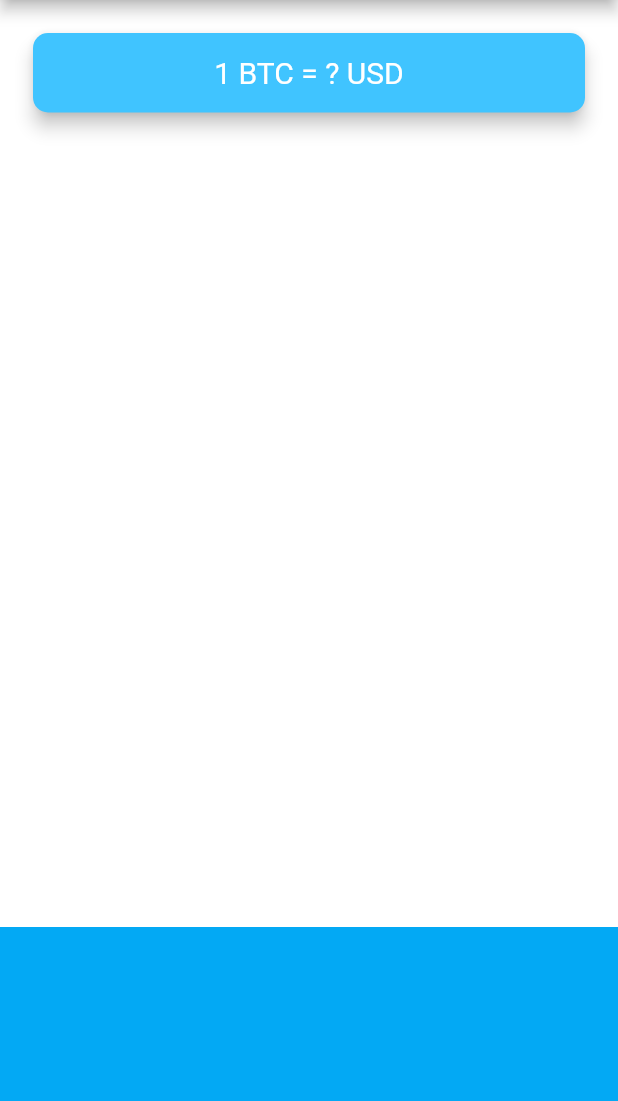
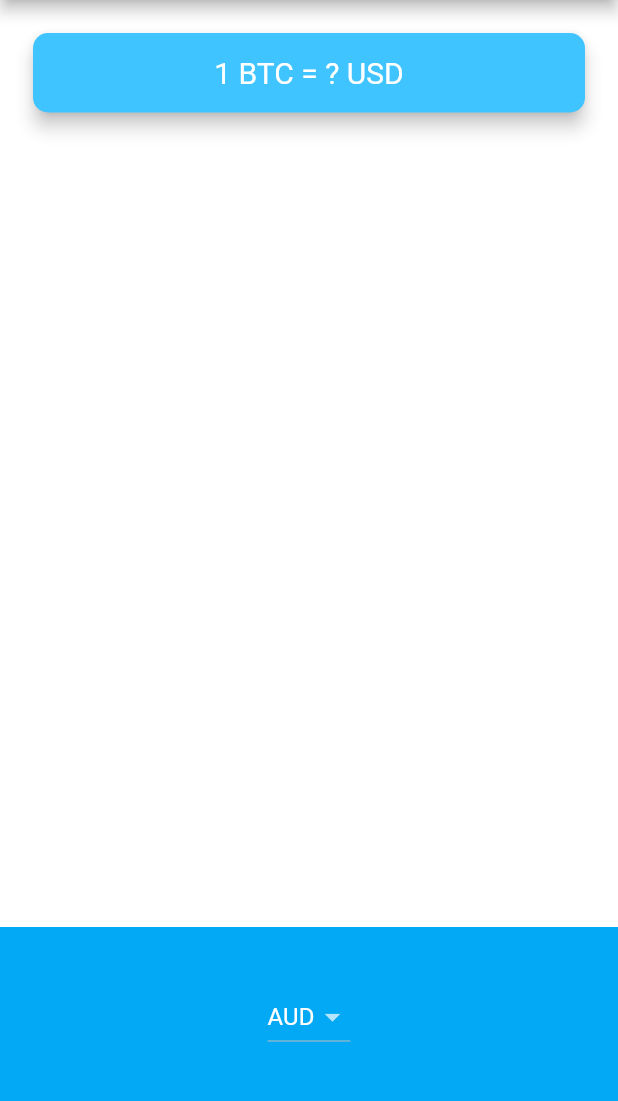
Before and after one commit to GDG-Uzhhorod/Appbrewery-Challenge-11-Boss-Bitcoin-Ticker, a Flutter app: the screen it shows after launch, on a phone screen of 412 x 824 dp, the part 84-1185 px from its top. Run offline on Flutter 3.47's test engine with Material 2 defaults, Android fonts, the phone set to English and light mode, and no system bars.

Commit message:
Add DropDown Widget

```diff
--- a/lib/price_screen.dart
+++ b/lib/price_screen.dart
@@ -1,4 +1,5 @@
 import 'package:flutter/material.dart';
+import 'package:flutter_bitcoin_ticker/coin_data.dart';
 
 class PriceScreen extends StatefulWidget {
   @override
@@ -6,6 +7,15 @@ class PriceScreen extends StatefulWidget {
 }
 
 class _PriceScreenState extends State<PriceScreen> {
+  String selectedCurrency;
+
+  @override
+  void initState() {
+    // TODO: implement initState
+    super.initState();
+    selectedCurrency = currenciesList.first;
+  }
+
   @override
   Widget build(BuildContext context) {
     return Scaffold(
@@ -42,10 +52,29 @@ class _PriceScreenState extends State<PriceScreen> {
             alignment: Alignment.center,
             padding: EdgeInsets.only(bottom: 30.0),
             color: Colors.lightBlue,
-            child: null,
+            child: DropdownButton<String>(
+              value: selectedCurrency,
+              items: [
+                DropdownMenuItem(
+                  child: Text(currenciesList.first),
+                  value: currenciesList.first,
+                ),
+                DropdownMenuItem(
+                  child: Text(currenciesList.last),
+                  value: currenciesList.last,
+                )
+              ],
+              onChanged: (value) {
+                setState(() {
+                  selectedCurrency = value;
+                });
+              },
+            ),
           ),
         ],
       ),
     );
   }
+
+
 }
```
